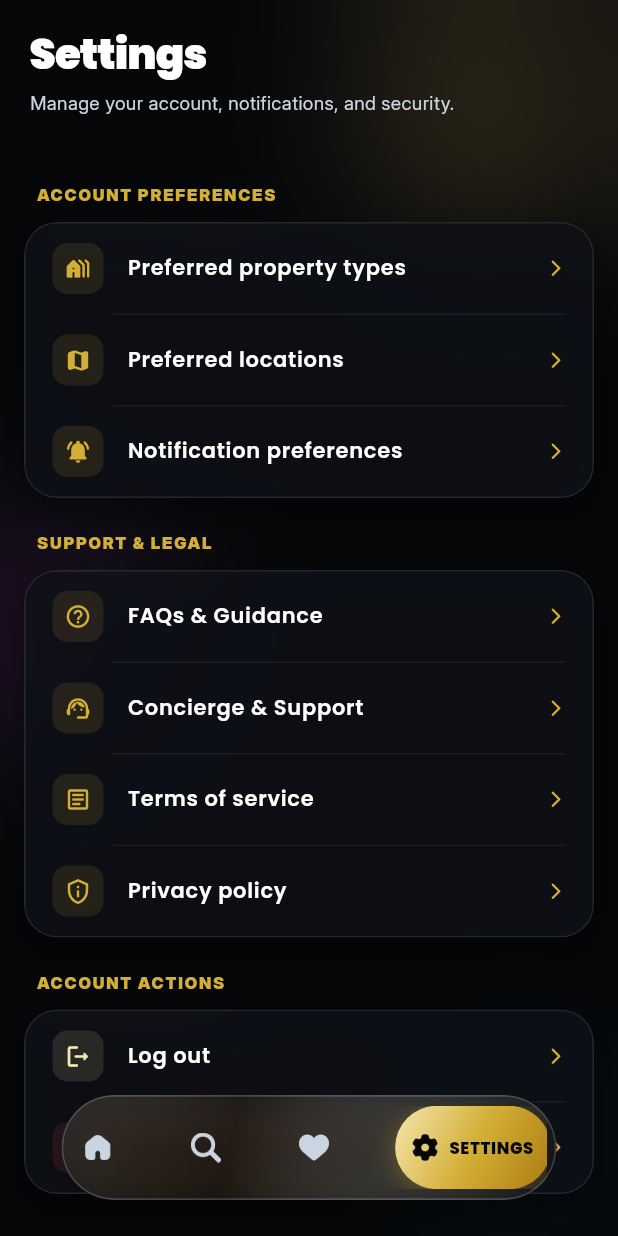
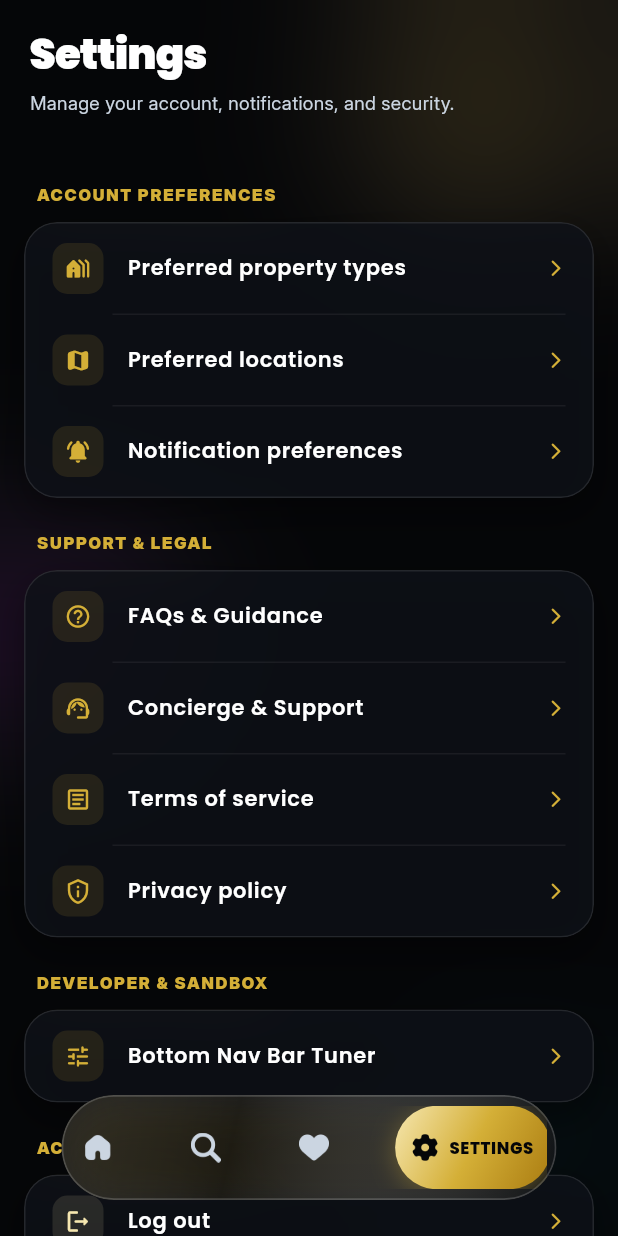
Before and after one commit to zactsm/vizare-android-app, a Flutter app: the HomeBuyerPage screen opened directly, swiped to page 4, on a phone screen of 412 x 824 dp. Run offline on Flutter 3.47's test engine with Material 3 defaults, Android fonts, the phone set to English and light mode, and no system bars; our stand-ins replace file_picker, flutter_dotenv, geocoding, google_fonts, google_maps_flutter, google_sign_in and 5 more; missing offline and left inert: dart:html, dart:js_interop, model_viewer_plus; accounts and stored records are empty; network calls fail.

Commit message:
feat: add Bottom Nav Bar customization sandbox and configure iOS CocoaPods support

```diff
--- a/lib/pages/settings_page.dart
+++ b/lib/pages/settings_page.dart
@@ -14,6 +14,7 @@ import 'package:untitled/pages/settings/preferred_location_page.dart';
 import 'package:untitled/pages/settings/preferred_property_types_page.dart';
 import 'package:untitled/pages/settings/privacy_policy_page.dart';
 import 'package:untitled/pages/settings/tos_page.dart';
+import 'package:untitled/pages/settings/nav_bar_sandbox_page.dart';
 
 import 'package:untitled/pages/utils/app_theme.dart';
 import 'utils/floating_bottom_nav_bar.dart';
@@ -182,6 +183,21 @@ class _SettingsPageState extends State<SettingsPage> {
                     context,
                     MaterialPageRoute(
                         builder: (context) => const PrivacyPolicyPage()),
+                  );
+                },
+                showDivider: false,
+              ),
+            ]),
+            _buildSectionHeader('Developer & Sandbox'),
+            _buildSettingsGroup([
+              _buildSettingsItem(
+                'Bottom Nav Bar Tuner',
+                Icons.tune_rounded,
+                () {
+                  Navigator.push(
+                    context,
+                    MaterialPageRoute(
+                        builder: (context) => const NavBarSandboxPage()),
                   );
                 },
                 showDivider: false,
--- a/lib/pages/utils/floating_bottom_nav_bar.dart
+++ b/lib/pages/utils/floating_bottom_nav_bar.dart
@@ -10,16 +10,62 @@ import 'package:untitled/pages/utils/page_transitions.dart';
 
 enum NavPageIndex { home, search, favorites, settings }
 
+class NavBarConfig {
+  final double height;
+  final double barWidth;
+  final double pillInsetH;
+  final double pillInsetV;
+  final double ovalPaddingH;
+  final double gapWidth;
+  final double collapsedWidth;
+  final double bottomMargin;
+
+  const NavBarConfig({
+    this.height = 70.0,
+    this.barWidth = 330.0,
+    this.pillInsetH = 5.0,
+    this.pillInsetV = 6.0,
+    this.ovalPaddingH = 11.0,
+    this.gapWidth = 6.0,
+    this.collapsedWidth = 36.0,
+    this.bottomMargin = 24.0,
+  });
+
+  NavBarConfig copyWith({
+    double? height,
+    double? barWidth,
+    double? pillInsetH,
+    double? pillInsetV,
+    double? ovalPaddingH,
+    double? gapWidth,
+    double? collapsedWidth,
+    double? bottomMargin,
+  }) {
+    return NavBarConfig(
+      height: height ?? this.height,
+      barWidth: barWidth ?? this.barWidth,
+      pillInsetH: pillInsetH ?? this.pillInsetH,
+      pillInsetV: pillInsetV ?? this.pillInsetV,
+      ovalPaddingH: ovalPaddingH ?? this.ovalPaddingH,
+      gapWidth: gapWidth ?? this.gapWidth,
+      collapsedWidth: collapsedWidth ?? this.collapsedWidth,
+      bottomMargin: bottomMargin ?? this.bottomMargin,
+    );
+  }
+}
+
 class FloatingBottomNavBar extends StatefulWidget {
   final NavPageIndex activeIndex;
   final PageController? pageController;
   final ValueChanged<NavPageIndex>? onTap;
+  final NavBarConfig? customConfig;
 
   const FloatingBottomNavBar({
     super.key,
     required this.activeIndex,
     this.pageController,
     this.onTap,
+    this.customConfig,
   });
 
   @override
@@ -88,6 +134,7 @@ class _FloatingBottomNavBarState extends State<FloatingBottomNavBar>
   @override
   Widget build(BuildContext context) {
     final screenWidth = MediaQuery.of(context).size.width;
+    final config = widget.customConfig ?? const NavBarConfig();
 
     final double pageProgress = widget.pageController != null
         ? (widget.pageController!.hasClients
@@ -125,8 +172,8 @@ class _FloatingBottomNavBarState extends State<FloatingBottomNavBar>
     ];
 
     const double iconWidth = 18.0;
-    const double gapWidth = 6.0;
-    const double ovalPaddingH = 11.0;
+    final double gapWidth = config.gapWidth;
+    final double ovalPaddingH = config.ovalPaddingH;
 
     final Map<int, double> textWidths = {};
     final Map<int, double> targetOvalWidths = {};
@@ -137,16 +184,18 @@ class _FloatingBottomNavBarState extends State<FloatingBottomNavBar>
       targetOvalWidths[i] = iconWidth + gapWidth + tw + (2 * ovalPaddingH);
     }
 
-    final double maxBarWidth = screenWidth > 400 ? 330 : (screenWidth - 48);
-    final double barWidth = maxBarWidth.clamp(280.0, 330.0);
-    const double pillInsetH = 5.0;
-    const double pillInsetV = 6.0;
+    final double barWidth = widget.customConfig != null
+        ? config.barWidth
+        : (screenWidth > 400 ? config.barWidth : (screenWidth - 48))
+            .clamp(280.0, 330.0);
+    final double pillInsetH = config.pillInsetH;
+    final double pillInsetV = config.pillInsetV;
     final double innerWidth = barWidth - (2 * pillInsetH);
 
     // Dynamic space allocation:
     // When a tab is active (closeness = 1.0), it expands to its target active width.
     // Inactive tabs compress down to collapsedWidth, freeing up space for the active pill.
-    const double collapsedWidth = 36.0;
+    final double collapsedWidth = config.collapsedWidth;
     final List<double> tabCloseness = [];
     final List<double> tabWidths = [];
 
@@ -286,28 +335,32 @@ class _FloatingBottomNavBarState extends State<FloatingBottomNavBar>
       );
     }
 
+    final double containerRadius = (config.height / 2.0).clamp(20.0, 45.0);
+    final double pillHeight = config.height - (2 * pillInsetV);
+    final double pillRadius = (pillHeight / 2.0).clamp(16.0, 40.0);
+
     return Align(
       alignment: Alignment.bottomCenter,
       child: Padding(
-        padding: const EdgeInsets.only(
+        padding: EdgeInsets.only(
           left: 16,
           right: 16,
-          bottom: 24,
+          bottom: config.bottomMargin,
         ),
         child: ClipRRect(
-          borderRadius: BorderRadius.circular(35),
+          borderRadius: BorderRadius.circular(containerRadius),
           child: BackdropFilter(
             filter: ImageFilter.blur(sigmaX: 30.0, sigmaY: 30.0),
             child: Container(
               width: barWidth,
-              height: 70,
-              padding: const EdgeInsets.symmetric(
+              height: config.height,
+              padding: EdgeInsets.symmetric(
                 horizontal: pillInsetH,
                 vertical: pillInsetV,
               ),
               decoration: BoxDecoration(
                 color: VizareColors.obsidianSurface.withValues(alpha: 0.72),
-                borderRadius: BorderRadius.circular(35),
+                borderRadius: BorderRadius.circular(containerRadius),
                 border: Border.all(
                   color: Colors.white.withValues(alpha: 0.18),
                   width: 1.2,
@@ -346,7 +399,7 @@ class _FloatingBottomNavBarState extends State<FloatingBottomNavBar>
                     child: Container(
                       decoration: BoxDecoration(
                         gradient: VizareColors.goldGradient,
-                        borderRadius: BorderRadius.circular(29),
+                        borderRadius: BorderRadius.circular(pillRadius),
                         boxShadow: [
                           BoxShadow(
                             color: VizareColors.champagneGold.withValues(alpha: 0.35),
```
Also changed, not shown: lib/pages/settings/nav_bar_sandbox_page.dart (added, +408 -0 lines), 3 other files.
